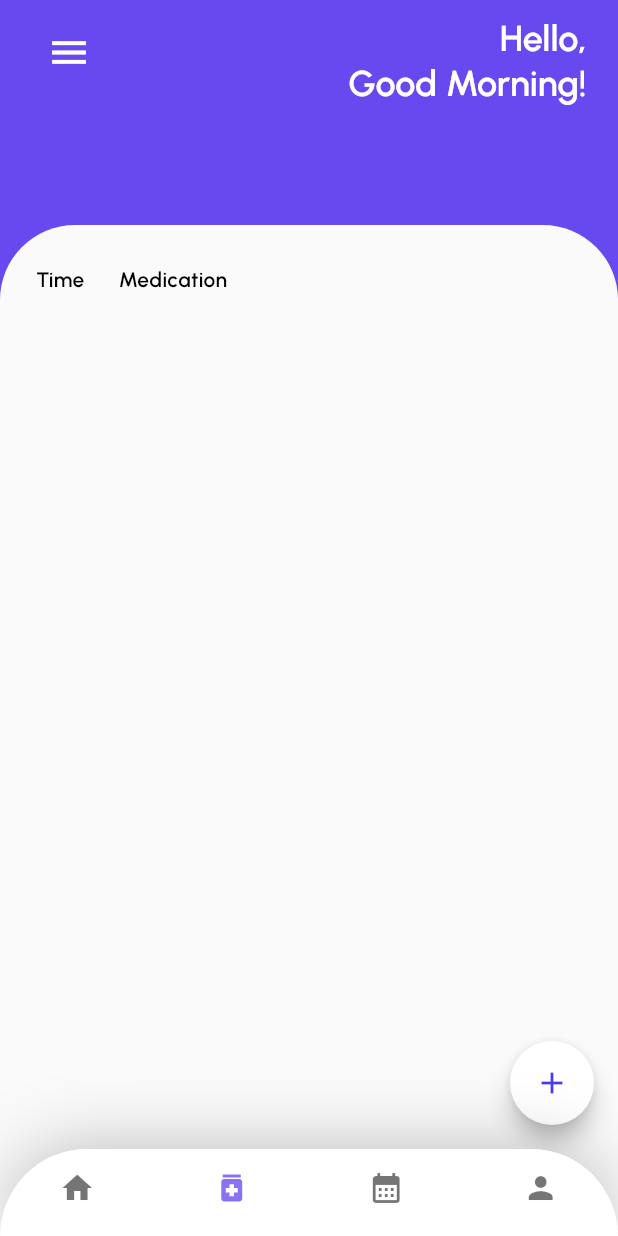
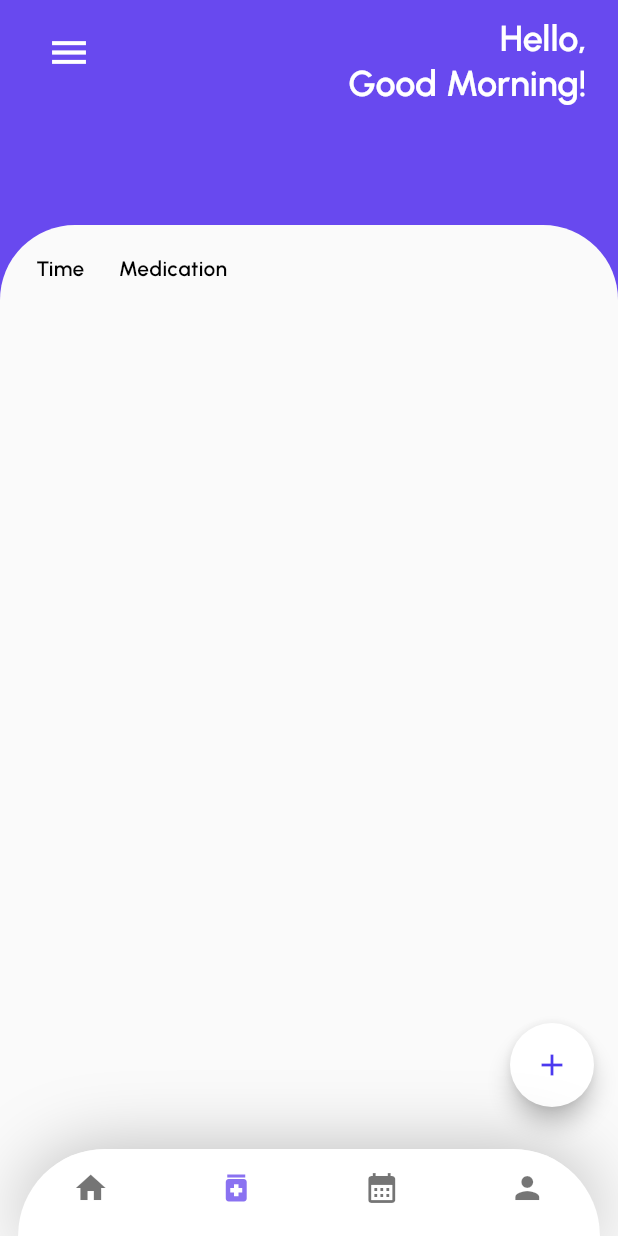
Before and after one commit to nja99/OrbitalHealthPlus, a Flutter app: the HomePage screen opened directly, item 2 of the bottom bar chosen, in the side drawer, after a tap on the "add" icon, on a phone screen of 412 x 824 dp. Run offline on Flutter 3.47's test engine with Material 3 defaults, Android fonts, the phone set to English and light mode, and no system bars; our stand-ins replace cloud_firestore, firebase_auth, firebase_core, firebase_remote_config, flutter_datetime_picker_plus, font_awesome_flutter and 6 more; missing offline and left inert: flutter_background_service; accounts and stored records are empty.

Commit message:
Minor UI Fixes

```diff
--- a/lib/pages/home_page.dart
+++ b/lib/pages/home_page.dart
@@ -27,6 +27,7 @@ class _HomePageState extends State<HomePage> {
   Widget build(BuildContext context) {
     return Scaffold(
       key: _scaffoldKey,
+      extendBody: true,         // Extends content to NavBar whitespace
       appBar: _buildAppBar(),
       drawer: const HomeDrawer(),
       bottomNavigationBar: _buildBottomNavigationBar(),
@@ -97,7 +98,9 @@ class _HomePageState extends State<HomePage> {
   }
 
   Widget _buildBottomNavigationBar() {
-    return Container(
+    return Padding(
+      padding: const EdgeInsets.symmetric(horizontal: 12.0),
+      child: Container(
         decoration: BoxDecoration(
           color: Theme.of(context).colorScheme.surface,
           borderRadius: const BorderRadius.only(
@@ -127,6 +130,7 @@ class _HomePageState extends State<HomePage> {
             ]
           ),
         ),
+      ),
     );
   }
 }
--- a/lib/screens/appointment_screen.dart
+++ b/lib/screens/appointment_screen.dart
@@ -25,7 +25,9 @@ class _AppointmentScreenState extends State<AppointmentScreen> {
       length: 3, // Number of tabs
       child: Scaffold(
         backgroundColor: Theme.of(context).colorScheme.inverseSurface,
-        floatingActionButton: FloatingActionButton(
+        floatingActionButton: Padding(
+          padding: const EdgeInsets.only(bottom: 70),
+          child: FloatingActionButton(
             heroTag: "createAppointment",
             onPressed: () {
               Navigator.of(context).push(
@@ -44,6 +46,7 @@ class _AppointmentScreenState extends State<AppointmentScreen> {
               color: Theme.of(context).colorScheme.primary
             ),
           ),
+        ),
         body: Column(
           children: [
             const SizedBox(height: 50),
@@ -53,7 +56,7 @@ class _AppointmentScreenState extends State<AppointmentScreen> {
                 children: [
                   const SizedBox(height: 20),
                   Padding(
-                    padding: const EdgeInsetsDirectional.fromSTEB(20, 12, 20, 10),
+                    padding: const EdgeInsetsDirectional.fromSTEB(20, 5, 20, 10),
                     child: Container(
                       height: 35,
                       decoration: BoxDecoration(
@@ -70,6 +73,7 @@ class _AppointmentScreenState extends State<AppointmentScreen> {
                         unselectedLabelColor: Theme.of(context).colorScheme.onTertiary,
                         dividerColor: Colors.transparent,
                         indicatorSize: TabBarIndicatorSize.tab,
+                        indicatorPadding: const EdgeInsets.all(3),
                         indicator: BoxDecoration(
                             color: Theme.of(context).colorScheme.surface,
                             borderRadius: BorderRadius.circular(30),
--- a/lib/screens/medication_screen.dart
+++ b/lib/screens/medication_screen.dart
@@ -25,7 +25,9 @@ class _MedicationScreenState extends State<MedicationScreen> {
   Widget build(BuildContext context) {
     return Scaffold(
       backgroundColor: Theme.of(context).colorScheme.inverseSurface,
-      floatingActionButton: FloatingActionButton(
+      floatingActionButton: Padding(
+        padding: const EdgeInsets.only(bottom: 70),
+        child: FloatingActionButton(
           heroTag: "createMedication",
           onPressed: () {
             Navigator.of(context).push(
@@ -41,13 +43,37 @@ class _MedicationScreenState extends State<MedicationScreen> {
             color: Theme.of(context).colorScheme.primary,
           ),
         ),
+      ),
       body: Column(
         children: [
           const SizedBox(height: 50),
           ExpandedContainer(
-            padding: const EdgeInsetsDirectional.fromSTEB(4, 12, 1, 0),
-            child: _buildMedicationList()
+            padding: const EdgeInsetsDirectional.fromSTEB(4, 5, 1, 0),
+            child: Column(
+              children: [
+                _buildListHeader(),
+                Expanded(child: _buildMedicationList()),
+              ],
+            )
           ),
+        ],
+      ),
+    );
+  }
+
+  Widget _buildListHeader() {
+    return const Padding(
+      padding: EdgeInsetsDirectional.fromSTEB(20, 14, 14, 8),
+      child: Row(
+        children: [
+          SizedBox(
+            width: 45,
+            child: Text("Time", style: TextStyle(fontSize: 14, fontWeight: FontWeight.w600)),
+          ),
+          SizedBox(width: 10),
+          Expanded(
+            child: Text("Medication", style: TextStyle(fontSize: 14, fontWeight: FontWeight.w600))
+          )
         ],
       ),
     );
@@ -69,35 +95,18 @@ class _MedicationScreenState extends State<MedicationScreen> {
             });
 
           return ListView.builder(
-            itemCount: sortedTimes.length + 1,
+            itemCount: sortedTimes.length,
             itemBuilder: (context, index) {
-              // List Header
-              if (index == 0) {
-                return const Padding(
-                  padding: EdgeInsetsDirectional.fromSTEB(20, 14, 14, 8),
-                  child: Row(
-                    children: [
-                      SizedBox(
-                        width: 45,
-                        child: Text("Time", style: TextStyle(fontSize: 14, fontWeight: FontWeight.w600)),
-                      ),
-                      SizedBox(width: 10),
-                      Expanded(
-                        child: Text("Medication", style: TextStyle(fontSize: 14, fontWeight: FontWeight.w600))
-                      )
-                    ],
-                  ),
-                );
-              } else {
+
               // Retrieve Medications
-                String time = sortedTimes[index - 1];
+              String time = sortedTimes[index];
               List<DocumentSnapshot> medications = groupedMedications[time]!;
 
               // Border Color
               Color borderColor = _getBorderColor(index, sortedTimes);
 
               return _buildMedicationSection(time, medications, borderColor);
-              }
+
             }
           );
         } else {
@@ -197,30 +206,22 @@ class _MedicationScreenState extends State<MedicationScreen> {
     }
 
     TimeOfDay now = TimeOfDay.now();
-    TimeOfDay currentTime = TimeOfDayExtension.toTimeOfDay(times[index - 1]);
-    TimeOfDay nextTime = index < times.length
-        ? TimeOfDayExtension.toTimeOfDay(times[index])
+    TimeOfDay currentTime = TimeOfDayExtension.toTimeOfDay(times[index]);
+    TimeOfDay nextTime = index < times.length - 1
+        ? TimeOfDayExtension.toTimeOfDay(times[index+1])
         : TimeOfDayExtension.toTimeOfDay(times[0]);
 
-    if (index == times.length) {
+    if (index == times.length - 1) {
       if (now.hour > currentTime.hour || now.hour == currentTime.hour && now.minute >= currentTime.minute) {
         return Theme.of(context).colorScheme.primary;
       }
     }
 
-    if (_isTimeBetween(now, currentTime, nextTime)) {
+    if (TimeOfDayExtension.isTimeBetween(now, currentTime, nextTime)) {
       return Theme.of(context).colorScheme.primary;
     } else {
       return Colors.grey;
     }
-  }
-
-  bool _isTimeBetween(TimeOfDay now, TimeOfDay start, TimeOfDay end) {
-    final nowMinutes = now.hour * 60 + now.minute;
-    final startMinutes = start.hour * 60 + start.minute;
-    final endMinutes = end.hour * 60 + end.minute;
-
-    return nowMinutes >= startMinutes && nowMinutes < endMinutes;
   }
 
   String _getStatusForTime(DocumentSnapshot medication, String time) {
```
Also changed, not shown: lib/utils/time_of_day_extension.dart (+8 -0 lines). Lines whose indentation alone changed are shown as unchanged.
